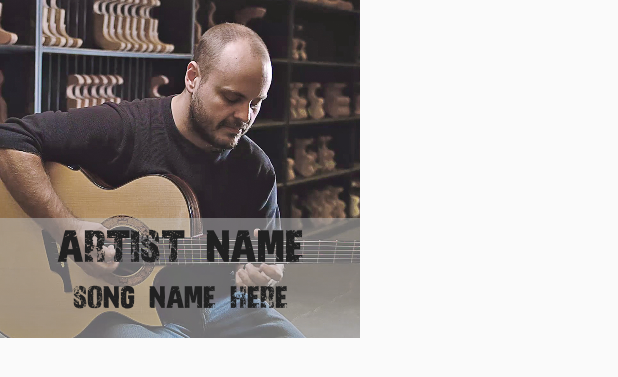
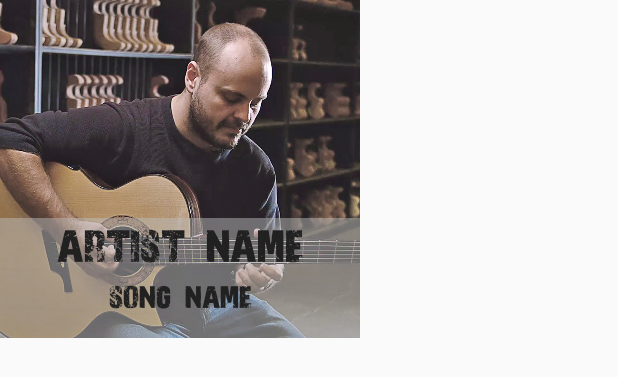
Before and after one commit to TheBaileyBrew/DoubleBMediaPlayer, an Android app: the layout song_display_item.xml on its own in the app's theme, with its tools: preview values and no code run, on a phone screen of 412 x 824 dp. Shown: the top 377 px of the screen. Run offline under Robolectric (Android 15) with nearby library versions, the phone set to English and light mode, and no system bars.

Commit message:
Reloaded Content

```diff
--- a/app/src/main/res/layout/song_display_item.xml
+++ b/app/src/main/res/layout/song_display_item.xml
@@ -24,7 +24,7 @@
             android:fontFamily="@font/no_reference"
             android:textSize="22sp"
             android:textColor="@color/colorPrimaryText"
-            android:text="SONG NAME HERE"/>
+            android:text="SONG NAME"/>
         <TextView
             android:id="@+id/cardview_artist_name"
             android:layout_width="match_parent"
```
